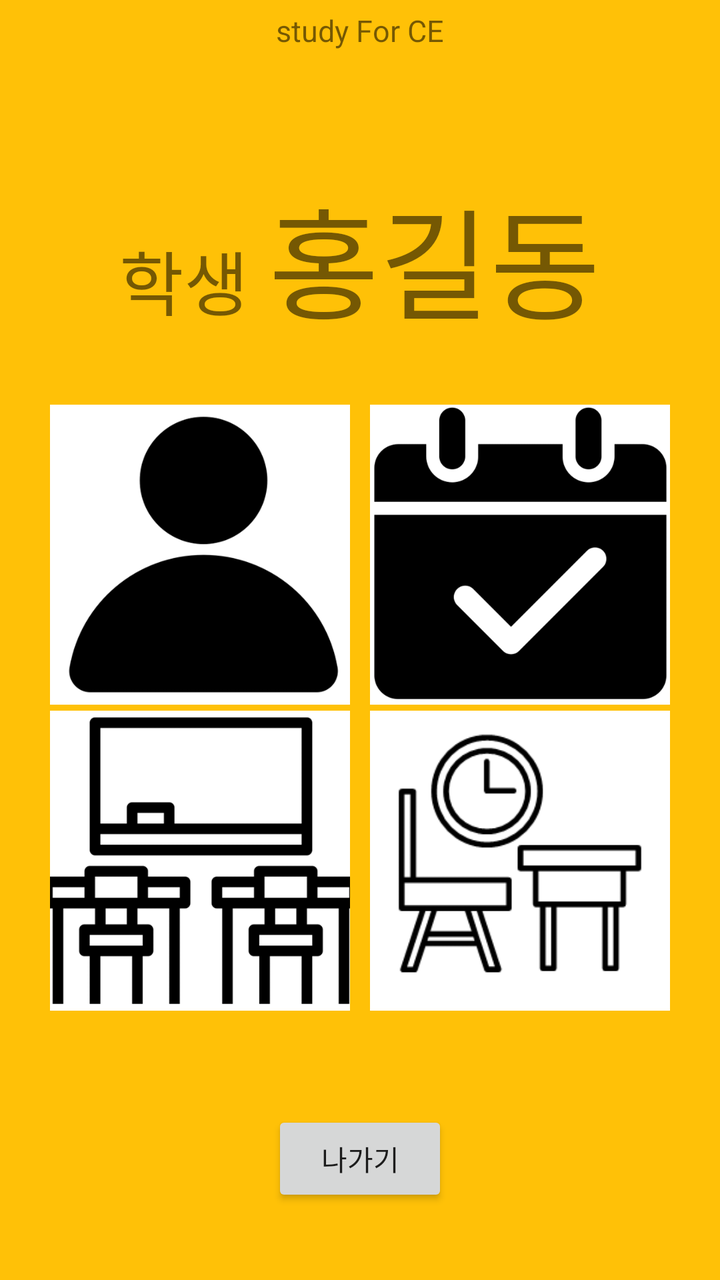
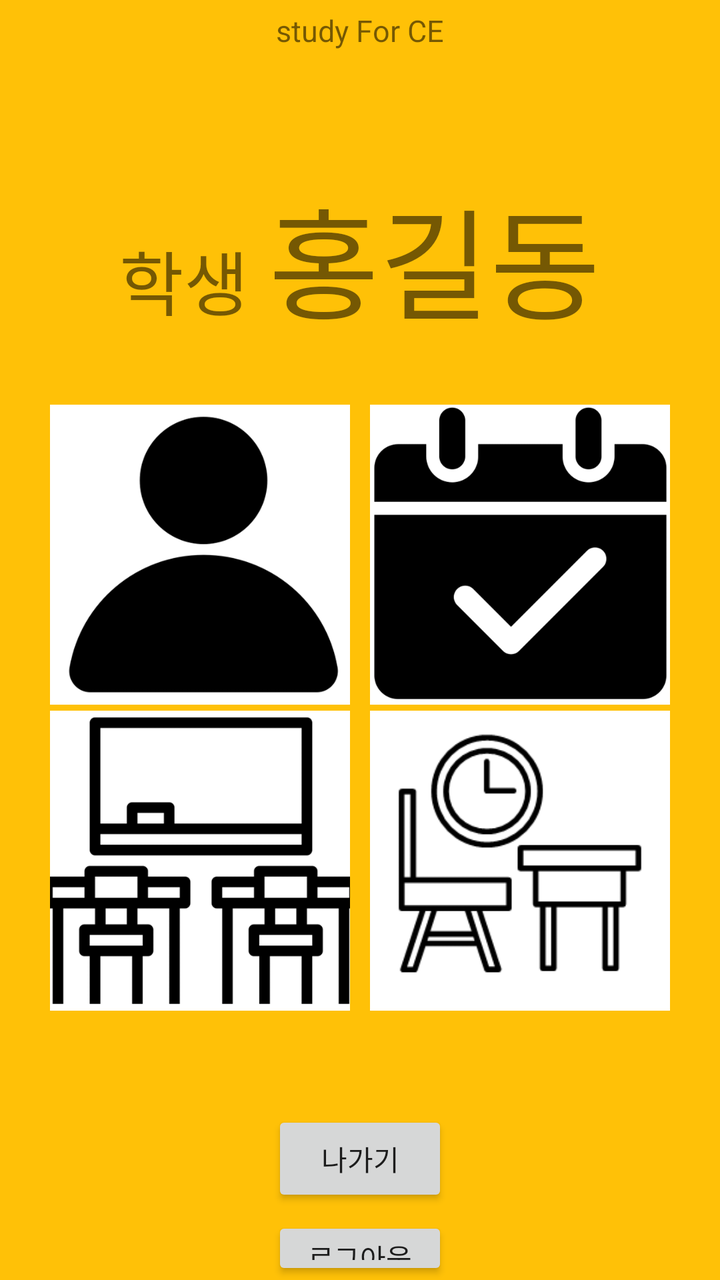

Compare the two renders of this Android layout. The source of the first and the diff that turns it into the second are given below.
<!-- AndroidManifest.xml: application theme AppTheme -->
<!-- res/layout/activity_personal_page.xml -->
<?xml version="1.0" encoding="utf-8"?>
<LinearLayout xmlns:android="http://schemas.android.com/apk/res/android"
    xmlns:app="http://schemas.android.com/apk/res-auto"
    xmlns:tools="http://schemas.android.com/tools"
    android:layout_width="match_parent"
    android:layout_height="match_parent"
    tools:context=".personal_page"
    android:orientation="vertical"
    android:background="@color/orange">


    <TextView
        android:layout_width="wrap_content"
        android:layout_height="wrap_content"
        android:layout_gravity="center"
        android:layout_marginTop="5dp"
        android:text="study For CE"
        android:textSize="15dp"/>

    <LinearLayout
        android:layout_width="wrap_content"
        android:layout_height="wrap_content"
        android:layout_gravity="center_horizontal"
        android:layout_marginTop="60dp">
        <TextView
            android:id="@+id/usertype"
            android:layout_height="wrap_content"
            android:layout_width="wrap_content"
            android:text="학생"
            android:textSize="35dp" />
        <TextView
            android:id="@+id/username"
            android:layout_width="wrap_content"
            android:layout_height="wrap_content"
            android:layout_marginLeft="10dp"
            android:text="홍길동"
            android:textSize="60dp" />
    </LinearLayout>



    <GridLayout
        android:layout_width="wrap_content"
        android:layout_height="wrap_content"
        android:layout_marginTop="30dp"
        android:columnCount="2"
        android:rowCount="2"
        android:layout_gravity="center">
        <ImageButton
            android:id="@+id/userinfo"
            android:layout_width="150dp"
            android:layout_height="150dp"
            android:layout_marginRight="5dp"
            android:layout_column="0"
            android:layout_row="0"
            android:src="@drawable/person"
            android:padding="0sp"
            android:scaleType="centerCrop" />
        <ImageButton
            android:id="@+id/schedule"
            android:layout_width="150dp"
            android:layout_height="150dp"
            android:layout_marginLeft="5dp"
            android:layout_column="1"
            android:layout_row="0"
            android:src="@drawable/schedule"
            android:padding="0sp"
            android:scaleType="centerCrop" />
        <ImageButton
            android:id="@+id/userclasses"
            android:layout_width="150dp"
            android:layout_height="150dp"
            android:layout_marginRight="5dp"
            android:layout_marginTop="3dp"
            android:layout_row="1"
            android:layout_column="0"
            android:src="@drawable/classes"
            android:padding="0sp"
            android:scaleType="centerCrop" />
        <ImageButton
            android:id="@+id/timer"
            android:layout_width="150dp"
            android:layout_height="150dp"
            android:layout_marginLeft="5dp"
            android:layout_marginTop="3dp"
            android:layout_row="1"
            android:layout_column="1"
            android:src="@drawable/studytime"
            android:padding="0sp"
            android:scaleType="centerCrop" />
    </GridLayout>

    <Button
        android:id="@+id/exit"
        android:layout_marginTop="50dp"
        android:layout_width="wrap_content"
        android:layout_height="wrap_content"
        android:layout_gravity="center_horizontal"
        android:text="나가기" />

</LinearLayout>
<!-- resources referenced by this layout -->
<resources>
  <color name="orange">#FFC107 </color>
  <!-- drawable classes: png bitmap (drawable, 12727 bytes) -->
  <!-- drawable person: png bitmap (drawable, 14621 bytes) -->
  <!-- drawable schedule: png bitmap (drawable, 14122 bytes) -->
  <!-- drawable studytime: png bitmap (drawable, 5573 bytes) -->
  <style name="AppTheme" parent="Theme.AppCompat.Light.DarkActionBar">
          
          <item name="colorPrimary">@color/colorPrimary</item>
          <item name="colorPrimaryDark">@color/colorPrimaryDark</item>
          <item name="colorAccent">@color/colorAccent</item>
      </style>
  <color name="colorPrimary">#2B475E</color>
  <color name="colorPrimaryDark">#FFFFFF</color>
  <color name="colorAccent">#03DAC5</color>
</resources>

<!-- the commit's change to res/layout/activity_personal_page.xml (unified diff, before → after) -->
@@ -98,4 +98,12 @@
         android:layout_gravity="center_horizontal"
         android:text="나가기" />
 
+    <Button
+        android:id="@+id/logout"
+        android:layout_marginTop="5dp"
+        android:layout_width="wrap_content"
+        android:layout_height="wrap_content"
+        android:layout_gravity="center_horizontal"
+        android:text="로그아웃" />
+
 </LinearLayout>
<!-- resource entries referenced after the edit -->
@@ -11,7 +11,7 @@
           <item name="colorPrimaryDark">@color/colorPrimaryDark</item>
           <item name="colorAccent">@color/colorAccent</item>
       </style>
-  <color name="colorPrimary">#2B475E</color>
+  <color name="colorPrimary">#A4A28D</color>
   <color name="colorPrimaryDark">#FFFFFF</color>
   <color name="colorAccent">#03DAC5</color>
 </resources>
